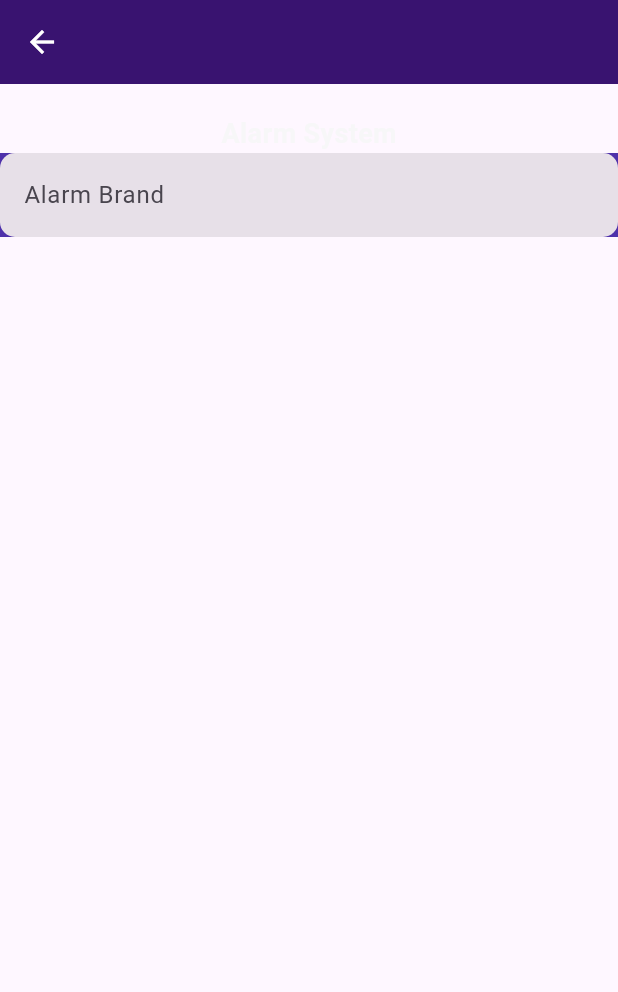
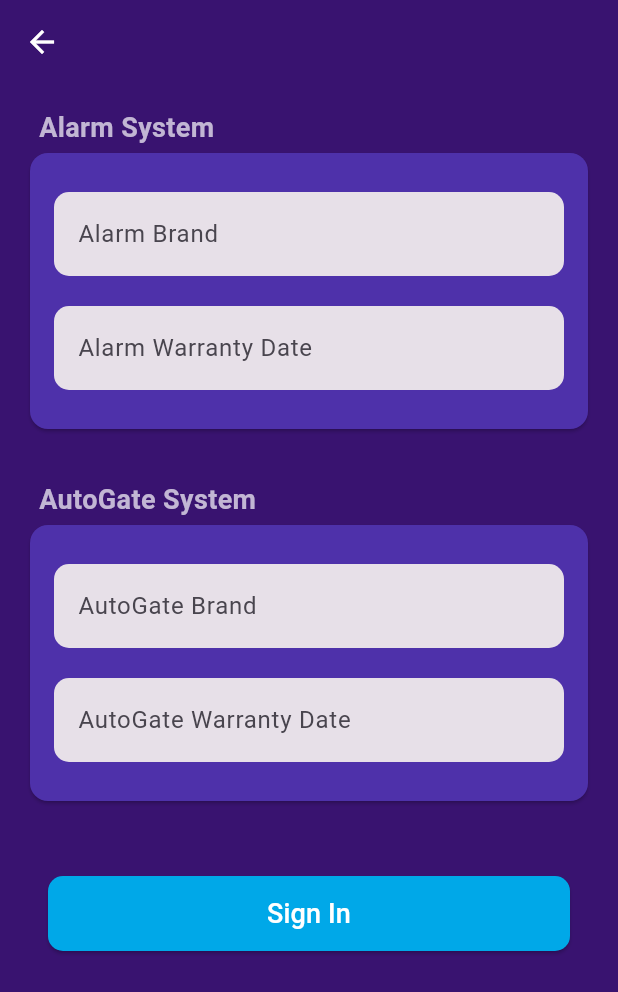
Before and after one commit to ChokJianHong/CustomerApp, a Flutter app: the Register screen opened directly, after a tap on "Continue", on a phone screen of 412 x 824 dp. Shown: the top 992 px of the screen. Run offline on Flutter 3.47's test engine with Material 3 defaults, Android fonts, the phone set to English and light mode, and no system bars.

Commit message:
Finish Sign In and register front end

```diff
--- a/customer_app/lib/Assets/components/button.dart
+++ b/customer_app/lib/Assets/components/button.dart
@@ -1,3 +1,4 @@
+import 'package:customer_app/core/configs/theme/app_colors.dart';
 import 'package:flutter/material.dart';
 
 /*
@@ -28,23 +29,22 @@ class MyButton extends StatelessWidget {
 
   @override
   Widget build(BuildContext context) {
-    return GestureDetector(
-      onTap: onTap,
-      child: Container(
-        // Padding inside
-        padding: const EdgeInsets.all(20),
-        decoration: BoxDecoration(
-            // Color of the button
-            color: Theme.of(context).colorScheme.tertiary,
-            // Curved corners
-            borderRadius: BorderRadius.circular(8)),
-        child: Center(
-          child: Text(
-            text,
-            style: const TextStyle(
-                fontWeight: FontWeight.bold,
-                color: Color(0xFFFCFEFE),
-                fontSize: 16),
+    return SizedBox(
+      width: double.infinity,
+      height: 50,
+      child: ElevatedButton(
+        onPressed: onTap,
+        style: ElevatedButton.styleFrom(
+          backgroundColor: AppColors.blue,
+          shape: RoundedRectangleBorder(
+            borderRadius: BorderRadius.circular(10),
+          ),
+        ),
+        child: Text(
+          text,
+          style: const TextStyle(
+            fontSize: 18,
+            color: Colors.white,
           ),
         ),
       ),
--- /dev/null
+++ b/customer_app/lib/core/configs/theme/app_colors.dart
@@ -0,0 +1,9 @@
+import 'package:flutter/material.dart';
+
+class AppColors {
+  static const primary = Color(0xFF391370);
+  static const secondary = Color(0xFF4E31AA);
+  static const lightpurple = Color(0xFFC2B6D4);
+  static const blue = Color(0xFF00A8E8);
+  static const grey = Color(0xFF828282);
+}
--- a/customer_app/lib/pages/Item_Register.dart
+++ b/customer_app/lib/pages/Item_Register.dart
@@ -1,4 +1,8 @@
+import 'package:customer_app/Assets/components/button.dart';
+import 'package:customer_app/pages/Sign_In.dart';
 import 'package:flutter/material.dart';
+import 'package:customer_app/core/configs/theme/app_colors.dart';
+
 
 class ItemRegister extends StatelessWidget {
   const ItemRegister({super.key});
@@ -6,9 +10,10 @@ class ItemRegister extends StatelessWidget {
   @override
   Widget build(BuildContext context) {
     return Scaffold(
+      backgroundColor: AppColors.primary,
       appBar: AppBar(
         backgroundColor:
-            const Color(0xFF391370), // Match app bar color with background
+            AppColors.primary, // Match app bar color with background
         elevation: 0, // Remove shadow
         leading: IconButton(
           icon: const Icon(
@@ -21,18 +26,34 @@ class ItemRegister extends StatelessWidget {
         ),
       ),
       body: SingleChildScrollView(
+        child: Padding(
+          padding: const EdgeInsets.all(16.0),
           child: Column(
+            crossAxisAlignment: CrossAxisAlignment.start,
             children: [
-            SizedBox(height: 20,),
-            Text("Alarm System", style: TextStyle(
+              const Padding(
+                padding: EdgeInsets.only(left: 10),
+                child: Text(
+                      "Alarm System",
+                      style: TextStyle(
                         fontSize: 18,
                         fontWeight: FontWeight.bold,
-              color: Color(0xFFF7F7F8),
+                        color: AppColors.lightpurple,
                       ),
                     ),
-            Container(
-              color: Color(0xFF4E31AA),
+              ),
+              Card(
+                color: AppColors.secondary,
+                child: Padding(
+                  padding: const EdgeInsets.all(16.0),
                   child: Column(
+                    crossAxisAlignment: CrossAxisAlignment.start,
+                    children: [
+
+                      const SizedBox(
+                        height: 10,
+                      ),
+                      Column(
                         children: [
                           TextField(
                             decoration: InputDecoration(
@@ -44,10 +65,98 @@ class ItemRegister extends StatelessWidget {
                               ),
                             ),
                           ),
+                          const SizedBox(
+                            height: 20,
+                          ),
+                          TextField(
+                            decoration: InputDecoration(
+                              hintText: 'Alarm Warranty Date',
+                              filled: true,
+                              border: OutlineInputBorder(
+                                borderRadius: BorderRadius.circular(10),
+                                borderSide: BorderSide.none,
+                              ),
+                            ),
+                          ),
+                          const SizedBox(height: 10,)
+                        ],
+                      ),
                     ],
                   ),
                 ),
+              ),
+              const SizedBox(height: 30,),
+              const Padding(
+                padding: EdgeInsets.only(left: 10),
+                child: Text(
+                      "AutoGate System",
+                      style: TextStyle(
+                        fontSize: 18,
+                        fontWeight: FontWeight.bold,
+                        color: AppColors.lightpurple,
+                      ),
+                    ),
+              ),
+              Card(
+                color: AppColors.secondary,
+                child: Padding(
+                  padding: const EdgeInsets.all(16.0),
+                  child: Column(
+                    crossAxisAlignment: CrossAxisAlignment.start,
+                    children: [
+
+                      const SizedBox(
+                        height: 10,
+                      ),
+                      Column(
+                        children: [
+                          TextField(
+                            decoration: InputDecoration(
+                              hintText: 'AutoGate Brand',
+                              filled: true,
+                              border: OutlineInputBorder(
+                                borderRadius: BorderRadius.circular(10),
+                                borderSide: BorderSide.none,
+                              ),
+                            ),
+                          ),
+                          const SizedBox(
+                            height: 20,
+                          ),
+                          TextField(
+                            decoration: InputDecoration(
+                              hintText: 'AutoGate Warranty Date',
+                              filled: true,
+                              border: OutlineInputBorder(
+                                borderRadius: BorderRadius.circular(10),
+                                borderSide: BorderSide.none,
+                              ),
+                            ),
+                          ),
+                          const SizedBox(height: 10,)
                         ],
+                      ),
+                    ],
+                  ),
+                ),
+              ),
+              const SizedBox(height: 30,),
+              Padding(
+                padding: const EdgeInsets.all(16.0),
+                child: Center(
+                  child: MyButton(
+                      text: "Sign In",
+                      onTap: () {
+                        Navigator.push(
+                          context,
+                          MaterialPageRoute(
+                              builder: (context) =>  SignInPage()),
+                        );
+                      }),
+                ),
+              )
+            ],
+          ),
         ),
       ),
     );
--- a/customer_app/lib/pages/Reqister.dart
+++ b/customer_app/lib/pages/Reqister.dart
@@ -1,5 +1,7 @@
+import 'package:customer_app/Assets/components/button.dart';
 import 'package:customer_app/pages/Item_Register.dart';
 import 'package:flutter/material.dart';
+import 'package:customer_app/core/configs/theme/app_colors.dart';
 
 class Register extends StatelessWidget {
   const Register({super.key});
@@ -7,10 +9,10 @@ class Register extends StatelessWidget {
   @override
   Widget build(BuildContext context) {
     return Scaffold(
-      backgroundColor: const Color(0xFF391370),
+      backgroundColor: AppColors.primary,
       appBar: AppBar(
         backgroundColor:
-            const Color(0xFF391370), // Match app bar color with background
+            AppColors.primary, // Match app bar color with background
         elevation: 0, // Remove shadow
         leading: IconButton(
           icon: const Icon(
@@ -33,7 +35,7 @@ class Register extends StatelessWidget {
               const Text(
                 "Let's Create Your Account",
                 style: TextStyle(
-                  color: Color(0xFFF7F7F8),
+                  color: AppColors.lightpurple,
                   fontSize: 24,
                   fontWeight: FontWeight.bold,
                 ),
@@ -111,30 +113,15 @@ class Register extends StatelessWidget {
               const SizedBox(
                 height: 20,
               ),
-              SizedBox(
-                width: double.infinity,
-                height: 50,
-                child: ElevatedButton(
-                  onPressed: () {
-                    Navigator.push(
-                      context,
-                      MaterialPageRoute(builder: (context) => const ItemRegister()),
-                    );
-                  },
-                  style: ElevatedButton.styleFrom(
-                    backgroundColor: const Color(0xFF00A8E8),
-                    shape: RoundedRectangleBorder(
-                      borderRadius: BorderRadius.circular(10),
-                    ),
-                  ),
-                  child: const Text(
-                    'Continue',
-                    style: TextStyle(
-                      fontSize: 18,
-                      color: Colors.white,
-                    ),
-                  ),
-                ),
+              MyButton(
+                text: 'Continue',
+                onTap: () {
+                  Navigator.push(
+                    context,
+                    MaterialPageRoute(
+                        builder: (context) => const ItemRegister()),
+                  );
+                },
               ),
               const SizedBox(
                 height: 20,
--- a/customer_app/lib/pages/Sign_In.dart
+++ b/customer_app/lib/pages/Sign_In.dart
@@ -107,9 +107,9 @@ class SignInPage extends StatelessWidget {
                         // Handle Google login
                       },
                     ),
-                    SizedBox(width: 30),
+                    const SizedBox(width: 30),
                     IconButton(
-                      icon: Icon(
+                      icon: const Icon(
                           Icons.settings), // Substitute with your second icon
                       color: Colors.white,
                       iconSize: 50,
```
Lines whose indentation alone changed are shown as unchanged.
